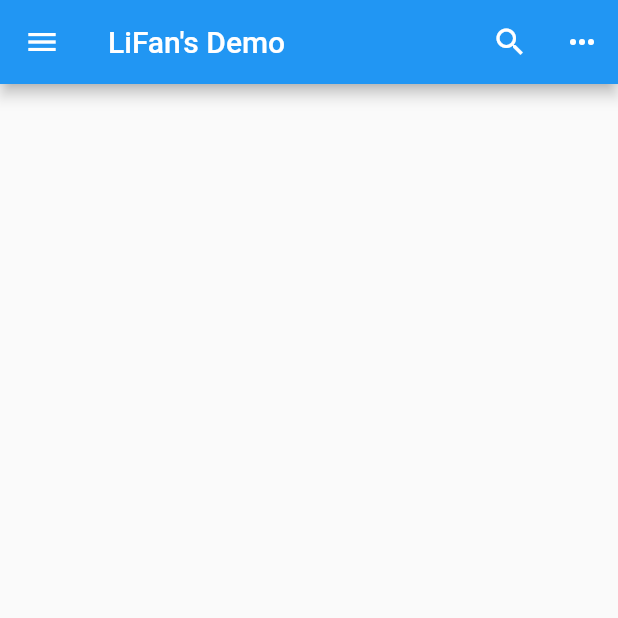
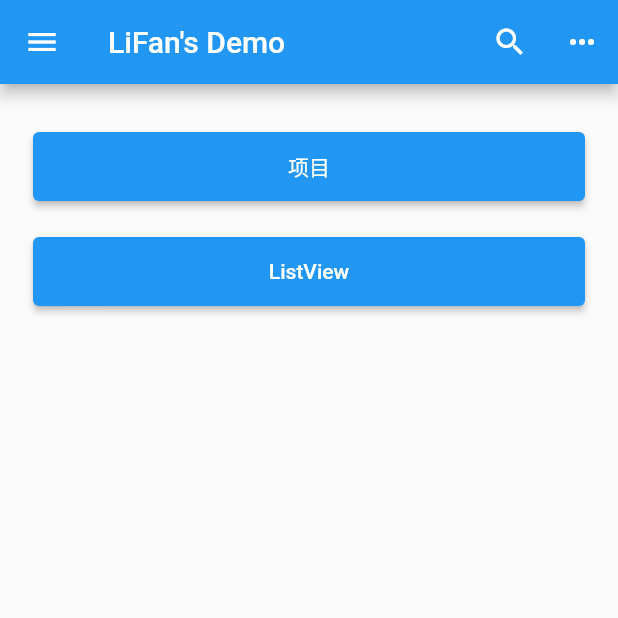
Before and after one commit to lifanGitHub/Flutter, a Flutter app: the screen it shows after launch, on a phone screen of 412 x 824 dp, the top half of it. Run offline on Flutter 3.47's test engine with Material 2 defaults, Android fonts, the phone set to English and light mode, and no system bars.

Commit message:
重构目录结构

```diff
--- a/lib/main.dart
+++ b/lib/main.dart
@@ -1,4 +1,5 @@
 import 'package:flutter/material.dart';
+import 'package:raynor_flutter/ipst/login.dart';
 
 void main() {
   runApp(const MyApp());
@@ -7,7 +8,6 @@ void main() {
 class MyApp extends StatelessWidget {
   const MyApp({Key? key}) : super(key: key);
 
-  // This widget is the root of your application.
   @override
   Widget build(BuildContext context) {
     return MaterialApp(
@@ -16,6 +16,13 @@ class MyApp extends StatelessWidget {
         primarySwatch: Colors.blue,
       ),
       home: MyHomePage(),
+      initialRoute: '/',
+      routes: {
+        // When navigating to the "/" route, build the FirstScreen widget.
+        // '/': (context) => MyHomePage(),
+        // When navigating to the "/second" route, build the SecondScreen widget.
+        '/ipst': (context) => const IPSTLogin(),
+      },
     );
   }
 }
@@ -40,12 +47,38 @@ class MyHomePage extends StatelessWidget {
               onPressed: () => {debugPrint("pressed")},
             ),
           ],
-        // bottom: const TabBar(
-        //   tabs: [
-        //
-        //   ],
-        // ),
         ),
+        body: const PageContent());
+  }
+}
+
+class PageContent extends StatelessWidget {
+  const PageContent({Key? key}) : super(key: key);
+
+  @override
+  Widget build(BuildContext context) {
+    return Column(
+      children: [
+        Container(
+          width: double.infinity,
+          height: 50,
+          margin: EdgeInsets.fromLTRB(20, 30, 20, 10),
+          padding: EdgeInsets.all(2),
+          child: ElevatedButton(
+            child: Text("项目"),
+            onPressed: () => {
+            Navigator.pushNamed(context, '/ipst')
+          },
+          ),
+        ),
+        Container(
+          width: double.infinity,
+          height: 50,
+          margin: EdgeInsets.fromLTRB(20, 10, 20, 10),
+          padding: EdgeInsets.all(2),
+          child: ElevatedButton(onPressed: () => {}, child: Text("ListView")),
+        )
+      ],
     );
   }
 }
```
Also changed, not shown: lib/class2.dart (added, +45 -0 lines), lib/ipst/login.dart (added, +17 -0 lines), images/2.0x/yw.jpg (added), images/3.0x/yw.jpg (added), pubspec.lock. Lines whose indentation alone changed are shown as unchanged.
